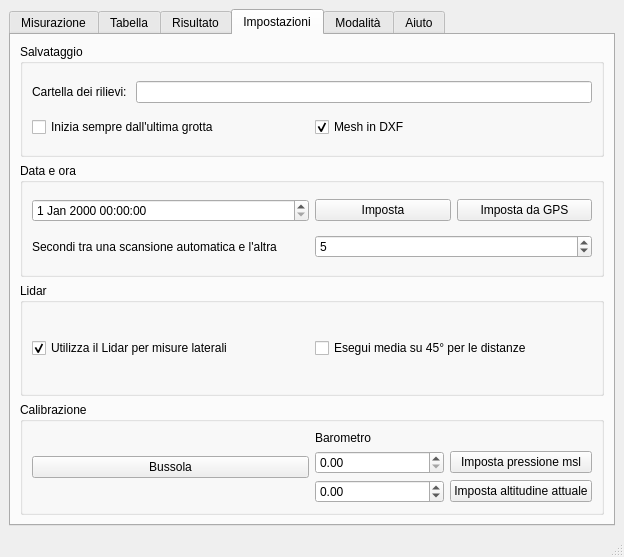
Qt form charlotte/charlotte.ui (zorbaproject/Meatloaf) before a commit.
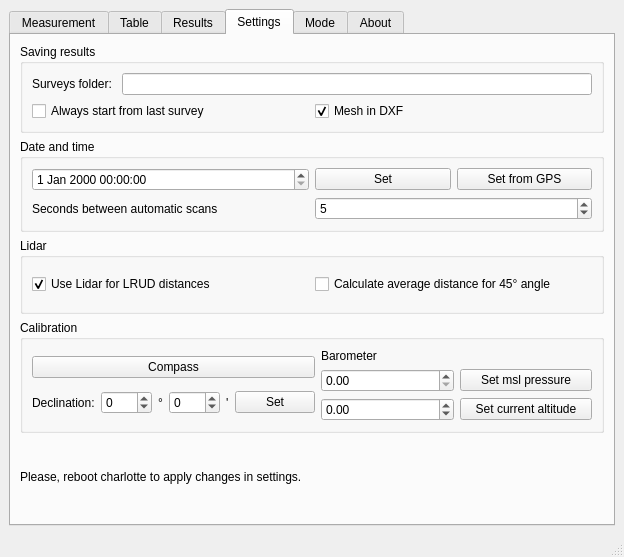
The same form after that commit. The open tabs and pages were chosen to show the change.

The edit to the form file:
```diff
--- a/charlotte/charlotte.ui
+++ b/charlotte/charlotte.ui
@@ -22,7 +22,7 @@
       </property>
       <widget class="QWidget" name="misurazione">
        <attribute name="title">
-        <string>Misurazione</string>
+        <string>Measurement</string>
        </attribute>
        <layout class="QVBoxLayout" name="verticalLayout">
         <item>
@@ -338,7 +338,7 @@
       </widget>
       <widget class="QWidget" name="tabella">
        <attribute name="title">
-        <string>Tabella</string>
+        <string>Table</string>
        </attribute>
        <layout class="QVBoxLayout" name="verticalLayout_2">
         <item>
@@ -373,7 +373,7 @@
       </widget>
       <widget class="QWidget" name="risultato">
        <attribute name="title">
-        <string>Risultato</string>
+        <string>Results</string>
        </attribute>
        <layout class="QVBoxLayout" name="verticalLayout_3">
         <item>
@@ -479,13 +479,13 @@
       </widget>
       <widget class="QWidget" name="tab">
        <attribute name="title">
-        <string>Impostazioni</string>
+        <string>Settings</string>
        </attribute>
        <layout class="QVBoxLayout" name="verticalLayout_4">
         <item>
          <widget class="QGroupBox" name="groupBox_2">
           <property name="title">
-           <string>Salvataggio </string>
+           <string>Saving results</string>
           </property>
           <layout class="QVBoxLayout" name="verticalLayout_6">
            <item>
@@ -493,7 +493,7 @@
              <item>
               <widget class="QLabel" name="label_15">
                <property name="text">
-                <string>Cartella dei rilievi: </string>
+                <string>Surveys folder: </string>
                </property>
               </widget>
              </item>
@@ -507,7 +507,7 @@
              <item>
               <widget class="QCheckBox" name="openlastcave">
                <property name="text">
-                <string>Inizia sempre dall'ultima grotta</string>
+                <string>Always start from last survey</string>
                </property>
                <property name="checked">
                 <bool>false</bool>
@@ -532,7 +532,7 @@
         <item>
          <widget class="QGroupBox" name="groupBox">
           <property name="title">
-           <string>Data e ora </string>
+           <string>Date and time</string>
           </property>
           <layout class="QGridLayout" name="gridLayout_4">
            <item row="0" column="0">
@@ -541,7 +541,7 @@
            <item row="1" column="0">
             <widget class="QLabel" name="label_17">
              <property name="text">
-              <string>Secondi tra una scansione automatica e l'altra</string>
+              <string>Seconds between automatic scans</string>
              </property>
             </widget>
            </item>
@@ -550,14 +550,14 @@
              <item>
               <widget class="QPushButton" name="savedatetime">
                <property name="text">
-                <string>Imposta</string>
+                <string>Set</string>
                </property>
               </widget>
              </item>
              <item>
               <widget class="QPushButton" name="getGPStime">
                <property name="text">
-                <string>Imposta da GPS</string>
+                <string>Set from GPS</string>
                </property>
               </widget>
              </item>
@@ -582,7 +582,7 @@
            <item row="0" column="0">
             <widget class="QCheckBox" name="checkBox">
              <property name="text">
-              <string>Utilizza il Lidar per misure laterali</string>
+              <string>Use Lidar for LRUD distances</string>
              </property>
              <property name="checked">
               <bool>true</bool>
@@ -592,7 +592,7 @@
            <item row="0" column="1">
             <widget class="QCheckBox" name="checkBox_2">
              <property name="text">
-              <string>Esegui media su 45° per le distanze</string>
+              <string>Calculate average distance for 45° angle</string>
              </property>
             </widget>
            </item>
@@ -602,7 +602,7 @@
         <item>
          <widget class="QGroupBox" name="groupBox_3">
           <property name="title">
-           <string>Calibrazione </string>
+           <string>Calibration</string>
           </property>
           <layout class="QHBoxLayout" name="horizontalLayout_11">
            <item>
@@ -610,10 +610,62 @@
              <item>
               <widget class="QPushButton" name="calibraBussola">
                <property name="text">
-                <string>Bussola</string>
+                <string>Compass</string>
                </property>
               </widget>
              </item>
+             <item>
+              <layout class="QHBoxLayout" name="horizontalLayout_14">
+               <item>
+                <widget class="QLabel" name="label_23">
+                 <property name="text">
+                  <string>Declination:</string>
+                 </property>
+                </widget>
+               </item>
+               <item>
+                <widget class="QSpinBox" name="decDeg">
+                 <property name="minimum">
+                  <number>-360</number>
+                 </property>
+                 <property name="maximum">
+                  <number>360</number>
+                 </property>
+                </widget>
+               </item>
+               <item>
+                <widget class="QLabel" name="label_24">
+                 <property name="text">
+                  <string>°</string>
+                 </property>
+                </widget>
+               </item>
+               <item>
+                <widget class="QSpinBox" name="decMin">
+                 <property name="minimum">
+                  <number>-100</number>
+                 </property>
+                 <property name="maximum">
+                  <number>100</number>
+                 </property>
+                </widget>
+               </item>
+               <item>
+                <widget class="QLabel" name="label_25">
+                 <property name="text">
+                  <string>'</string>
+                 </property>
+                </widget>
+               </item>
+               <item>
+                <widget class="QPushButton" name="setDeclination">
+                 <property name="text">
+                  <string>Set</string>
+                 </property>
+                </widget>
+               </item>
+              </layout>
+             </item>
             </layout>
            </item>
            <item>
@@ -621,14 +673,14 @@
              <item row="1" column="1">
               <widget class="QPushButton" name="setMsl">
                <property name="text">
-                <string>Imposta pressione msl</string>
+                <string>Set msl pressure</string>
                </property>
               </widget>
              </item>
              <item row="2" column="1">
               <widget class="QPushButton" name="setAlt">
                <property name="text">
-                <string>Imposta altitudine attuale</string>
+                <string>Set current altitude</string>
                </property>
               </widget>
              </item>
@@ -652,7 +704,7 @@
              <item row="0" column="0">
               <widget class="QLabel" name="label_22">
                <property name="text">
-                <string>Barometro</string>
+                <string>Barometer</string>
                </property>
               </widget>
              </item>
@@ -661,11 +713,18 @@
           </layout>
          </widget>
         </item>
+        <item>
+         <widget class="QLabel" name="label_26">
+          <property name="text">
+           <string>Please, reboot charlotte to apply changes in settings.</string>
+          </property>
+         </widget>
+        </item>
        </layout>
       </widget>
       <widget class="QWidget" name="tab_3">
        <attribute name="title">
-        <string>Modalità</string>
+        <string>Mode</string>
        </attribute>
        <layout class="QVBoxLayout" name="verticalLayout_7">
         <item>
@@ -707,7 +766,7 @@
       </widget>
       <widget class="QWidget" name="tab_2">
        <attribute name="title">
-        <string>Aiuto</string>
+        <string>About</string>
        </attribute>
        <layout class="QVBoxLayout" name="verticalLayout_5">
         <item>
```
Left out of the diff: 58 changed lines with no effect on the pictures.
